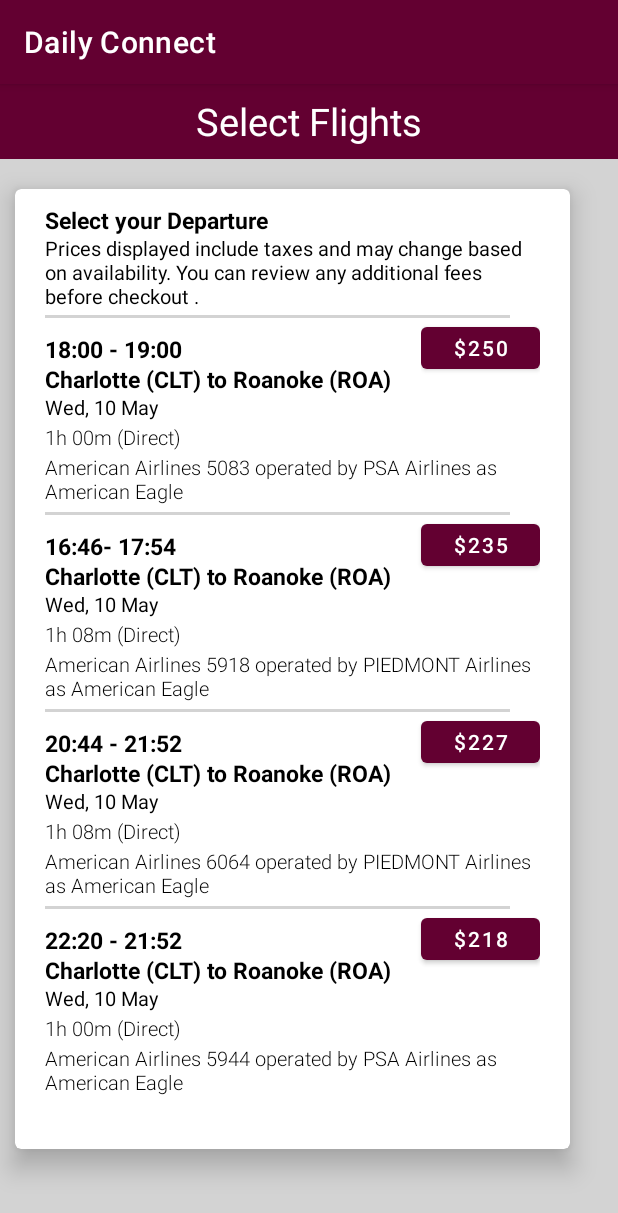
After one commit to pranavganeshvt/DailyConnect, an Android app: the FlightDetails screen opened directly, with no data from a screen before it, on a phone screen of 412 x 824 dp. The commit adds this screen. Shown: the top 1213 px of the screen. Run offline under Robolectric (Android 15) with nearby library versions, the phone set to English and light mode, and no system bars.

Commit message:
Push_changes

```diff
--- a/app/src/main/java/com/example/dailyconnect/DisplayCardsActivity.kt
+++ b/app/src/main/java/com/example/dailyconnect/DisplayCardsActivity.kt
@@ -2,8 +2,10 @@ package com.example.dailyconnect
 
 import android.annotation.SuppressLint
 import android.content.Intent
+import android.graphics.Movie
 import androidx.appcompat.app.AppCompatActivity
 import android.os.Bundle
+import android.text.method.MovementMethod
 import android.widget.Button
 import android.widget.ImageButton
 
@@ -21,19 +23,19 @@ class DisplayCardsActivity : AppCompatActivity() {
 
         val wellsFargo = findViewById<ImageButton>(R.id.wellsfargo)
         wellsFargo.setOnClickListener{
-            val intent4 = Intent(this@DisplayCardsActivity, PaymentActivity::class.java)
+            val intent4 = Intent(this@DisplayCardsActivity, MovieInfo::class.java)
             startActivity(intent4)
         }
 
         val chaseBank = findViewById<ImageButton>(R.id.chase)
         chaseBank.setOnClickListener{
-            val intent5 = Intent(this@DisplayCardsActivity, PaymentActivity::class.java)
+            val intent5 = Intent(this@DisplayCardsActivity, MovieInfo::class.java)
             startActivity(intent5)
         }
 
         val amexCard = findViewById<ImageButton>(R.id.amex)
         amexCard.setOnClickListener{
-            val intent6 = Intent(this@DisplayCardsActivity, PaymentActivity::class.java)
+            val intent6 = Intent(this@DisplayCardsActivity, MovieInfo::class.java)
             startActivity(intent6)
         }
     }
--- /dev/null
+++ b/app/src/main/java/com/example/dailyconnect/FlightDetails.kt
@@ -0,0 +1,39 @@
+package com.example.dailyconnect
+
+import android.annotation.SuppressLint
+import android.content.Intent
+import androidx.appcompat.app.AppCompatActivity
+import android.os.Bundle
+import android.widget.Button
+
+class FlightDetails : AppCompatActivity() {
+    @SuppressLint("MissingInflatedId")
+    override fun onCreate(savedInstanceState: Bundle?) {
+        super.onCreate(savedInstanceState)
+        setContentView(R.layout.flightdetails)
+
+        val f1b = findViewById<Button>(R.id.buttonf1)
+        f1b.setOnClickListener {
+            val intent1 = Intent(this@FlightDetails, SecureCheckoutActivity::class.java)
+            startActivity(intent1)
+        }
+
+        val f2b = findViewById<Button>(R.id.buttonf2)
+        f2b.setOnClickListener {
+            val intent2 = Intent(this@FlightDetails, SecureCheckoutActivity::class.java)
+            startActivity(intent2)
+        }
+
+        val f3b = findViewById<Button>(R.id.buttonf3)
+        f3b.setOnClickListener {
+            val intent3 = Intent(this@FlightDetails, SecureCheckoutActivity::class.java)
+            startActivity(intent3)
+        }
+
+        val f4b = findViewById<Button>(R.id.buttonf4)
+        f4b.setOnClickListener {
+            val intent4 = Intent(this@FlightDetails, SecureCheckoutActivity::class.java)
+            startActivity(intent4)
+        }
+    }
+}
--- a/app/src/main/java/com/example/dailyconnect/HomePageActivity.kt
+++ b/app/src/main/java/com/example/dailyconnect/HomePageActivity.kt
@@ -4,8 +4,6 @@ import android.annotation.SuppressLint
 import android.content.Intent
 import androidx.appcompat.app.AppCompatActivity
 import android.os.Bundle
-import android.view.Menu
-import android.view.MenuItem
 import android.widget.Button
 import android.widget.ImageView
 
@@ -16,34 +14,22 @@ class HomePageActivity : AppCompatActivity() {
 
         val movieImage = findViewById<ImageView>(R.id.movie)
         movieImage.setOnClickListener {
-            val intent = Intent (this@HomePageActivity, TheatresListActivity::class.java)
-            startActivity(intent)
+            val intent1 = Intent (this@HomePageActivity, TheatresListActivity::class.java)
+            startActivity(intent1)
         }
 
         val groceries = findViewById<ImageView>(R.id.groceries)
         groceries.setOnClickListener {
-            val intent = Intent (this@HomePageActivity, GroceriesActivity::class.java)
-            startActivity(intent)
+            val intent2 = Intent (this@HomePageActivity, GroceriesActivity::class.java)
+            startActivity(intent2)
+        }
+
+        val flighttickets = findViewById<ImageView>(R.id.flights)
+        flighttickets.setOnClickListener{
+            val intent3 = Intent( this@HomePageActivity, FlightDetails::class.java)
+            startActivity(intent3)
         }
 
     }
-    override fun onCreateOptionsMenu(menu: Menu): Boolean {
-        // Inflate the menu; this adds items to the action bar if it is present.
-        menuInflater.inflate(R.menu.settings, menu)
-        return true
-    }
-    override fun onOptionsItemSelected(item: MenuItem): Boolean {
-        when (item.itemId) {
-            R.id.option_1 -> {
-                // Handle option 1 selection
-                return true
-            }
-            R.id.option_2 -> {
-                // Handle option 2 selection
-                return true
-            }
-            else -> return super.onOptionsItemSelected(item)
-        }
-    }
 
 }
--- /dev/null
+++ b/app/src/main/java/com/example/dailyconnect/MovieInfo.kt
@@ -0,0 +1,20 @@
+package com.example.dailyconnect
+
+import android.annotation.SuppressLint
+import androidx.appcompat.app.AppCompatActivity
+import android.os.Bundle
+import android.widget.Button
+
+class MovieInfo : AppCompatActivity() {
+    @SuppressLint("MissingInflatedId")
+    override fun onCreate(savedInstanceState: Bundle?) {
+        super.onCreate(savedInstanceState)
+        setContentView(R.layout.movie_info)
+
+        val next1 = findViewById<Button>(R.id.done)
+        next1.setOnClickListener{
+            val intent4 = android.content.Intent(this@MovieInfo, HomePageActivity::class.java)
+            startActivity(intent4)
+        }
+    }
+}
--- a/app/src/main/java/com/example/dailyconnect/PaymentActivity.kt
+++ b/app/src/main/java/com/example/dailyconnect/PaymentActivity.kt
@@ -14,7 +14,7 @@ class PaymentActivity : AppCompatActivity() {
 
         val checkout = findViewById<Button>(R.id.button_purchase)
         checkout.setOnClickListener {
-            val intent = Intent(this@PaymentActivity, SecureCheckoutActivity::class.java)
+            val intent = Intent(this@PaymentActivity, MovieInfo::class.java)
             startActivity(intent)
         }
     }
--- a/app/src/main/res/layout/activity_home_page.xml
+++ b/app/src/main/res/layout/activity_home_page.xml
@@ -85,7 +85,7 @@
             android:src="@drawable/grocery" />
 
         <ImageButton
-            android:id="@+id/movie"
+            android:id="@+id/flights"
             android:layout_width="100dp"
             android:layout_height="match_parent"
             android:layout_weight="1"
@@ -93,7 +93,7 @@
             android:src="@drawable/flight" />
 
         <ImageButton
-            android:id="@+id/flights"
+            android:id="@+id/movie"
             android:layout_width="100dp"
             android:layout_height="match_parent"
             android:layout_weight="1"
--- /dev/null
+++ b/app/src/main/res/layout/flightdetails.xml
@@ -0,0 +1,353 @@
+<?xml version="1.0" encoding="utf-8"?>
+<LinearLayout
+    xmlns:android="http://schemas.android.com/apk/res/android"
+    xmlns:card_view="http://schemas.android.com/apk/res-auto"
+    android:layout_width="match_parent"
+    android:layout_height="match_parent"
+    android:background="#D3D3D3"
+    android:orientation="vertical">
+
+    <TextView
+        android:id="@+id/textView"
+        android:layout_width="match_parent"
+        android:layout_height="50dp"
+        android:textAlignment="center"
+        android:background="#630031"
+        android:textColor="#FFF"
+        android:gravity="center"
+        android:layout_centerInParent="true"
+        android:textSize="25sp"
+        android:text="Select Flights" />
+
+
+    <androidx.cardview.widget.CardView
+        android:id="@+id/card_view"
+        android:clickable="true"
+        android:layout_width="370dp"
+        android:layout_height="640dp"
+        android:layout_marginTop="20dp"
+        android:layout_marginLeft="10dp"
+        android:layout_marginRight="30dp"
+        android:layout_marginBottom="20dp"
+        card_view:cardCornerRadius="4dp"
+        android:backgroundTint="@color/white"
+        card_view:cardElevation="10dp">
+
+        <LinearLayout
+            android:layout_width="match_parent"
+            android:layout_height="620dp"
+            android:layout_marginLeft="20dp"
+            android:orientation="vertical"
+            android:layout_marginRight="20dp">
+            <TextView
+                android:id="@+id/text_1"
+                android:layout_width="match_parent"
+                android:layout_height="20dp"
+                android:layout_marginTop="10dp"
+                android:text="Select your Departure"
+                android:textStyle="bold"
+                android:textColor="#000"
+                android:textSize="15sp"/>
+            <TextView
+                android:id="@+id/text_2"
+                android:layout_width="match_parent"
+                android:layout_height="50dp"
+                android:text="Prices displayed include taxes and may change based on availability. You can review any additional fees before checkout ."
+                android:textColor="#000"
+                android:textSize="13sp"/>
+            <Space
+                android:layout_width="match_parent"
+                android:layout_height="4dp">
+            </Space>
+            <View
+                android:layout_width="match_parent"
+                android:layout_height="2dp"
+                android:background="#D3D3D3"
+                android:layout_marginRight="20dp"/>
+            <LinearLayout
+                android:layout_width="wrap_content"
+                android:layout_height="wrap_content"
+                android:orientation="horizontal">
+                <LinearLayout
+                    android:layout_width="wrap_content"
+                    android:layout_height="wrap_content"
+                    android:orientation="vertical">
+
+                    <TextView
+                        android:id="@+id/text_3"
+                        android:layout_width="match_parent"
+                        android:layout_height="20dp"
+                        android:layout_marginTop="10dp"
+                        android:text="18:00 - 19:00"
+                        android:textStyle="bold"
+                        android:textColor="#000"
+                        android:textSize="15sp"/>
+                    <TextView
+                        android:id="@+id/text_4"
+                        android:layout_width="match_parent"
+                        android:layout_height="20dp"
+                        android:text="Charlotte (CLT) to Roanoke (ROA)"
+                        android:textStyle="bold"
+                        android:textColor="#000"
+                        android:textSize="15sp"/>
+                </LinearLayout>
+                <LinearLayout
+                    android:layout_width="wrap_content"
+                    android:layout_height="wrap_content"
+                    android:orientation="vertical"
+                    android:layout_marginLeft="20dp">
+                    <Button
+                        android:id="@+id/buttonf1"
+                        android:layout_width="wrap_content"
+                        android:layout_height="40dp"
+                        android:text="$250"/>
+                    <Space
+                        android:layout_width="match_parent"
+                        android:layout_height="2dp">
+                    </Space>
+
+                </LinearLayout>
+            </LinearLayout>
+
+            <TextView
+                android:id="@+id/text_5"
+                android:layout_width="match_parent"
+                android:layout_height="20dp"
+                android:text="Wed, 10 May"
+                android:textColor="#000"
+                android:textSize="13sp"/>
+            <TextView
+                android:id="@+id/text_6"
+                android:layout_width="match_parent"
+                android:layout_height="20dp"
+                android:text="1h 00m (Direct)"
+                android:textColor="#000"
+                android:textSize="13sp"
+                android:fontFamily="sans-serif-light"/>
+            <TextView
+                android:id="@+id/text_7"
+                android:layout_width="match_parent"
+                android:layout_height="35dp"
+                android:text="American Airlines 5083 operated by PSA Airlines as American Eagle"
+                android:textColor="#000"
+                android:textSize="13sp"
+                android:fontFamily="sans-serif-light"/>
+            <Space
+                android:layout_width="match_parent"
+                android:layout_height="4dp">
+            </Space>
+            <View
+                android:layout_width="match_parent"
+                android:layout_height="2dp"
+                android:background="#D3D3D3"
+                android:layout_marginRight="20dp"/>
+            <LinearLayout
+                android:layout_width="wrap_content"
+                android:layout_height="wrap_content"
+                android:orientation="horizontal">
+                <LinearLayout
+                    android:layout_width="wrap_content"
+                    android:layout_height="wrap_content"
+                    android:orientation="vertical">
+                    <TextView
+                        android:id="@+id/text_8"
+                        android:layout_width="match_parent"
+                        android:layout_height="20dp"
+                        android:layout_marginTop="10dp"
+                        android:text="16:46- 17:54"
+                        android:textStyle="bold"
+                        android:textColor="#000"
+                        android:textSize="15sp"/>
+                    <TextView
+                        android:id="@+id/text_9"
+                        android:layout_width="match_parent"
+                        android:layout_height="20dp"
+                        android:text="Charlotte (CLT) to Roanoke (ROA)"
+                        android:textStyle="bold"
+                        android:textColor="#000"
+                        android:textSize="15sp"/>
+                </LinearLayout>
+
+                <Button
+                    android:id="@+id/buttonf2"
+                    android:layout_width="wrap_content"
+                    android:layout_height="40dp"
+                    android:text="$235"
+                    android:layout_marginLeft="20dp"/>
+                <Space
+                    android:layout_width="match_parent"
+                    android:layout_height="2dp">
+                </Space>
+            </LinearLayout>
+            <TextView
+                android:id="@+id/text_10"
+                android:layout_width="match_parent"
+                android:layout_height="20dp"
+                android:text="Wed, 10 May"
+                android:textColor="#000"
+                android:textSize="13sp"/>
+            <TextView
+                android:id="@+id/text_11"
+                android:layout_width="match_parent"
+                android:layout_height="20dp"
+                android:text="1h 08m (Direct)"
+                android:textColor="#000"
+                android:textSize="13sp"
+                android:fontFamily="sans-serif-light"/>
+            <TextView
+                android:id="@+id/text_12"
+                android:layout_width="match_parent"
+                android:layout_height="35dp"
+                android:text="American Airlines 5918 operated by PIEDMONT Airlines as American Eagle"
+                android:textColor="#000"
+                android:textSize="13sp"
+                android:fontFamily="sans-serif-light"/>
+            <Space
+                android:layout_width="match_parent"
+                android:layout_height="4dp">
+            </Space>
+            <View
+                android:layout_width="match_parent"
+                android:layout_height="2dp"
+                android:background="#D3D3D3"
+                android:layout_marginRight="20dp"/>
+            <LinearLayout
+                android:layout_width="wrap_content"
+                android:layout_height="wrap_content"
+                android:orientation = "horizontal">
+                <LinearLayout
+                    android:layout_width="wrap_content"
+                    android:layout_height="wrap_content"
+                    android:orientation="vertical">
+                    <TextView
+                        android:id="@+id/text_14"
+                        android:layout_width="match_parent"
+                        android:layout_height="20dp"
+                        android:layout_marginTop="10dp"
+                        android:text="20:44 - 21:52"
+                        android:textStyle="bold"
+                        android:textColor="#000"
+                        android:textSize="15sp"/>
+                    <TextView
+                        android:id="@+id/text_15"
+                        android:layout_width="match_parent"
+                        android:layout_height="20dp"
+                        android:text="Charlotte (CLT) to Roanoke (ROA)"
+                        android:textStyle="bold"
+                        android:textColor="#000"
+                        android:textSize="15sp"/>
+                </LinearLayout>
+
+                <Button
+                    android:id="@+id/buttonf3"
+                    android:layout_width="wrap_content"
+                    android:layout_height="40dp"
+                    android:text="$227"
+                    android:layout_marginLeft="20dp"/>
+                <Space
+                    android:layout_width="match_parent"
+                    android:layout_height="2dp">
+                </Space>
+            </LinearLayout>
+            <TextView
+                android:id="@+id/text_16"
+                android:layout_width="match_parent"
+                android:layout_height="20dp"
+                android:text="Wed, 10 May"
+                android:textColor="#000"
+                android:textSize="13sp"/>
+            <TextView
+                android:id="@+id/text_17"
+                android:layout_width="match_parent"
+                android:layout_height="20dp"
+                android:text="1h 08m (Direct)"
+                android:textColor="#000"
+                android:textSize="13sp"
+                android:fontFamily="sans-serif-light"/>
+            <TextView
+                android:id="@+id/text_18"
+                android:layout_width="match_parent"
+                android:layout_height="35dp"
+                android:text="American Airlines 6064 operated by PIEDMONT Airlines as American Eagle"
+                android:textColor="#000"
+                android:textSize="13sp"
+                android:fontFamily="sans-serif-light"/>
+            <Space
+                android:layout_width="match_parent"
+                android:layout_height="4dp">
+            </Space>
+            <View
+                android:layout_width="match_parent"
+                android:layout_height="2dp"
+                android:background="#D3D3D3"
+                android:layout_marginRight="20dp"/>
+            <LinearLayout
+                android:layout_width="wrap_content"
+                android:layout_height="wrap_content"
+                android:orientation="horizontal">
+                <LinearLayout
+                    android:layout_width="wrap_content"
+                    android:layout_height="wrap_content"
+                    android:orientation="vertical">
+                    <TextView
+                        android:id="@+id/text_19"
+                        android:layout_width="match_parent"
+                        android:layout_height="20dp"
+                        android:layout_marginTop="10dp"
+                        android:text="22:20 - 21:52"
+                        android:textStyle="bold"
+                        android:textColor="#000"
+                        android:textSize="15sp"/>
+                    <TextView
+                        android:id="@+id/text_20"
+                        android:layout_width="match_parent"
+                        android:layout_height="20dp"
+                        android:text="Charlotte (CLT) to Roanoke (ROA)"
+                        android:textStyle="bold"
+                        android:textColor="#000"
+                        android:textSize="15sp"/>
+                </LinearLayout>
+                <Button
+                    android:id="@+id/buttonf4"
+                    android:layout_width="wrap_content"
+                    android:layout_height="40dp"
+                    android:text="$218"
+                    android:layout_marginLeft="20dp"/>
+                <Space
+                    android:layout_width="match_parent"
+                    android:layout_height="2dp">
+                </Space>
+            </LinearLayout>
+            <TextView
+                android:id="@+id/text_21"
+                android:layout_width="match_parent"
+                android:layout_height="20dp"
+                android:text="Wed, 10 May"
+                android:textColor="#000"
+                android:textSize="13sp"/>
+            <TextView
+                android:id="@+id/text_22"
+                android:layout_width="match_parent"
+                android:layout_height="20dp"
+                android:text="1h 00m (Direct)"
+                android:textColor="#000"
+                android:textSize="13sp"
+                android:fontFamily="sans-serif-light"/>
+            <TextView
+                android:id="@+id/text_23"
+                android:layout_width="match_parent"
+                android:layout_height="35dp"
+                android:text="American Airlines 5944 operated by PSA Airlines as American Eagle"
+                android:textColor="#000"
+                android:textSize="13sp"
+                android:fontFamily="sans-serif-light"/>
+            <Space
+                android:layout_width="match_parent"
+                android:layout_height="4dp">
+            </Space>
+
+
+        </LinearLayout>
+
+    </androidx.cardview.widget.CardView>
+</LinearLayout>
--- a/app/src/main/res/layout/movie_info.xml
+++ b/app/src/main/res/layout/movie_info.xml
@@ -4,22 +4,22 @@
     xmlns:tools="http://schemas.android.com/tools"
     android:layout_width="match_parent"
     android:layout_height="match_parent"
-    tools:context=".MainActivity">
+    >
 
     <Button
         android:id="@+id/button"
-        android:layout_width="476dp"
+        android:layout_width="435dp"
         android:layout_height="52dp"
-        android:backgroundTint="#B65252"
+        android:backgroundTint="#630031"
         android:text="Booking review"
-        android:textAlignment="textStart"
+        android:textAlignment="center"
         android:textSize="20sp"
         android:textStyle="bold"
         app:layout_constraintEnd_toEndOf="parent"
-        app:layout_constraintHorizontal_bias="0.0"
+        app:layout_constraintHorizontal_bias="1.0"
         app:layout_constraintStart_toStartOf="parent"
         tools:ignore="MissingConstraints"
-        tools:layout_editor_absoluteY="72dp" />
+        tools:layout_editor_absoluteY="-4dp" />
 
     <TextView
         android:id="@+id/textView3"
@@ -29,8 +29,8 @@
         android:inputType="textMultiLine"
         android:lines="7"
         android:text=" Location: REGAL CINEMAS, Christianburg \n
-          Movie: Loin King, English 3D \n
-          Date: Monday,  April 02 2023 \n
+          Movie: Lion King, English 3D \n
+          Date: Monday,  May 10th 2023 \n
            Seating Info: AUDI, M1-M2 \n
                      Time: 10 PM \n
                Total Amount: $15.85"
@@ -43,21 +43,21 @@
 
     <ImageView
         android:id="@+id/imageView"
-        android:layout_width="232dp"
+        android:layout_width="230dp"
         android:layout_height="150dp"
         android:layout_marginTop="4dp"
         app:layout_constraintEnd_toEndOf="parent"
-        app:layout_constraintHorizontal_bias="0.497"
+        app:layout_constraintHorizontal_bias="0.413"
         app:layout_constraintStart_toStartOf="parent"
         app:layout_constraintTop_toBottomOf="@+id/textView3"
         app:srcCompat="@drawable/qrcode" />
 
     <Button
-        android:id="@+id/button2"
+        android:id="@+id/done"
         android:layout_width="409dp"
         android:layout_height="wrap_content"
         android:layout_marginTop="24dp"
-        android:backgroundTint="#B65252"
+        android:backgroundTint="#630031"
         android:text="Done"
         android:textAlignment="center"
         android:textSize="20sp"
```
Also changed, not shown: app/src/main/AndroidManifest.xml (+4 -3 lines), app/src/main/res/drawable/qrcode.png (added).
